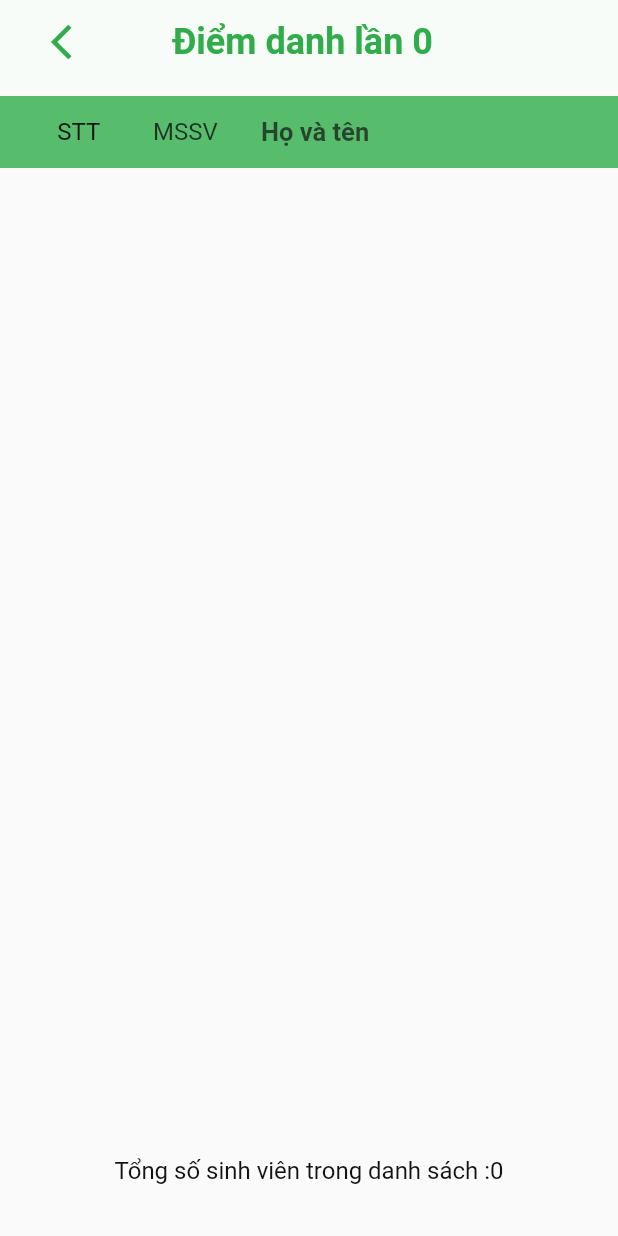
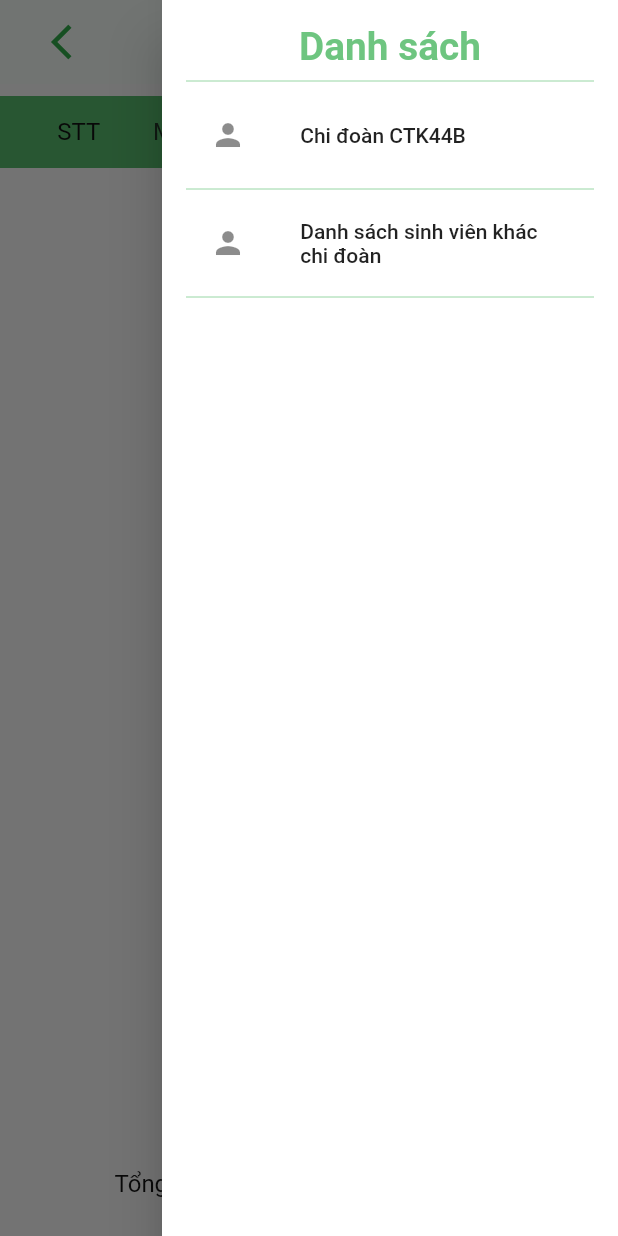
Before and after one commit to dong2022002/checkin-app, a Flutter app: the AdminListHistoryPage screen opened directly with empty values, with the side drawer open (before the commit the screen has no drawer), on a phone screen of 412 x 824 dp. Run offline on Flutter 3.47's test engine with Material 2 defaults, Android fonts, the light colour scheme and no system bars; our stand-ins replace animated_bottom_navigation_bar, flutter_datetime_picker, flutter_html, geolocator, google_fonts, page_transition; missing offline and left inert: flutter_barcode_scanner, flutter_image; network calls fail.

Commit message:
update danh sach diem danh sinh vien khac chi doan

```diff
--- a/lib/components/title_appbar.dart
+++ b/lib/components/title_appbar.dart
@@ -14,8 +14,10 @@ class TitleAppBar extends StatelessWidget {
 
   @override
   Widget build(BuildContext context) {
-    return SizedBox(
-      width: size.width * 0.63,
+    return Container(
+      constraints: BoxConstraints(),
+      padding: EdgeInsets.zero,
+      width: size.width * 0.62,
       child: Text(
         tenSK,
         textAlign: TextAlign.center,
--- a/lib/modules/checkin/checkin_provider/data_checkin.dart
+++ b/lib/modules/checkin/checkin_provider/data_checkin.dart
@@ -5,12 +5,16 @@ import 'package:flutter/cupertino.dart';
 
 class DataCheckin with ChangeNotifier {
   static List<LanDiemDanh> _dsLanDiemDanh = [];
-  static List<Checkin> _dsDiemDanhSK = [];
+  static List<Checkin> _dsDiemDanhSkTrongChiDoan = [];
+  static List<Checkin> _dsDiemDanhSkKhacChiDoan = [];
+
   static int _tongSoLanDiemDanh = 0;
   static Event? _event;
   int get tongSoLanDiemDanh => _tongSoLanDiemDanh;
   List<LanDiemDanh> get dsLanDiemDanh => _dsLanDiemDanh;
-  List<Checkin> get dsDiemDanhSK => _dsDiemDanhSK;
+  List<Checkin> get dsDiemDanhSKTrongChiDoan => _dsDiemDanhSkTrongChiDoan;
+  List<Checkin> get dsDiemDanhSKKhacChiDoan => _dsDiemDanhSkKhacChiDoan;
+
   Event? get event => _event;
 
   setEvent(event) {
@@ -28,8 +32,13 @@ class DataCheckin with ChangeNotifier {
     notifyListeners();
   }
 
-  setDSDiemDanhSK(ds) {
-    _dsDiemDanhSK = ds;
+  setDSDiemDanhSKTrongChiDoan(ds) {
+    _dsDiemDanhSkTrongChiDoan = ds;
+    notifyListeners();
+  }
+
+  setDSDiemDanhSKKhacChiDoan(ds) {
+    _dsDiemDanhSkKhacChiDoan = ds;
     notifyListeners();
   }
 }
--- a/lib/modules/history_checkin/admin_list_history_page.dart
+++ b/lib/modules/history_checkin/admin_list_history_page.dart
@@ -3,14 +3,36 @@ import 'package:checkin_app/components/title_appbar.dart';
 import 'package:checkin_app/core/values/app_color.dart';
 import 'package:checkin_app/core/values/app_style.dart';
 import 'package:checkin_app/models/checkin.dart';
+import 'package:checkin_app/modules/history_checkin/components/drawer/end_drawer_event.dart';
+import 'package:checkin_app/modules/history_checkin/components/item_member.dart';
 import 'package:flutter/material.dart';
 
-class AdminListHistoryPage extends StatelessWidget {
-  const AdminListHistoryPage(
-      {Key? key, required this.lanDiemDanh, required this.dsDiemDanh})
-      : super(key: key);
+class AdminListHistoryPage extends StatefulWidget {
+  const AdminListHistoryPage({
+    Key? key,
+    required this.lanDiemDanh,
+    required this.dsDiemDanhTrongChiDoan,
+    required this.dsDiemDanhKhacChiDoan,
+    required this.isInCheckin,
+  }) : super(key: key);
   final int lanDiemDanh;
-  final List<Checkin> dsDiemDanh;
+  final List<Checkin> dsDiemDanhTrongChiDoan;
+  final List<Checkin> dsDiemDanhKhacChiDoan;
+  final bool isInCheckin;
+
+  @override
+  State<AdminListHistoryPage> createState() => _AdminListHistoryPageState();
+}
+
+class _AdminListHistoryPageState extends State<AdminListHistoryPage> {
+  late List<Checkin> _ds;
+  @override
+  void initState() {
+    widget.isInCheckin
+        ? _ds = widget.dsDiemDanhTrongChiDoan
+        : _ds = widget.dsDiemDanhKhacChiDoan;
+    super.initState();
+  }
 
   @override
   Widget build(BuildContext context) {
@@ -18,14 +40,25 @@ class AdminListHistoryPage extends StatelessWidget {
     int _count = 0;
     Color _color;
     return Scaffold(
+        endDrawer: EndDrawerEvent(
+          listIn: widget.dsDiemDanhTrongChiDoan,
+          listOut: widget.dsDiemDanhKhacChiDoan,
+          lanDiemDanh: widget.lanDiemDanh,
+        ),
         appBar: AppBar(
+          iconTheme: const IconThemeData(color: AppColors.kPrimaryColor),
           backgroundColor: AppColors.kBackgroundColor,
           elevation: 0,
           leading: const IconAppBar(),
-          title: TitleAppBar(size: size, tenSK: "Điểm danh lần $lanDiemDanh"),
+          title: TitleAppBar(
+              size: size, tenSK: "Điểm danh lần ${widget.lanDiemDanh}"),
         ),
         body: Padding(
           padding: const EdgeInsets.symmetric(vertical: 8),
+          child: SingleChildScrollView(
+            scrollDirection: Axis.horizontal,
+            child: SizedBox(
+              width: size.width,
               child: Column(
                 children: [
                   ItemMember(
@@ -34,94 +67,61 @@ class AdminListHistoryPage extends StatelessWidget {
                     stt: 'STT',
                     color: AppColors.kPrimaryColor.withOpacity(.8),
                   ),
-              SingleChildScrollView(
-                child: SizedBox(
+
+                  SizedBox(
                     height: size.height * 0.8,
                     child: ListView.builder(
                       shrinkWrap: true,
-                    itemCount: dsDiemDanh.length,
+                      itemCount: _ds.length,
                       itemBuilder: ((context, index) {
                         _count++;
+
                         (index % 2 == 0)
                             ? _color = Colors.white
                             : _color = AppColors.kPrimaryColor.withOpacity(.2);
                         return ItemMember(
                           stt: _count.toString(),
-                          mssv: dsDiemDanh[index].mssv!,
-                          hoTen: dsDiemDanh[index].hoTen!,
-                          color: _color);
+                          mssv: _ds[index].mssv!,
+                          hoTen: _ds[index].hoTen!,
+                          color: _color,
+                        );
                       }),
                     ),
                   ),
-              ),
+                  // SizedBox(
+                  //   height: size.height * 0.8,
+                  //   child: ListView.builder(
+                  //     shrinkWrap: true,
+                  //     itemCount: 30,
+                  //     itemBuilder: ((context, index) {
+                  //       _count++;
+                  //       (index % 2 == 0)
+                  //           ? _color = Colors.white
+                  //           : _color = AppColors.kPrimaryColor.withOpacity(.2);
+                  //       index = 0;
+                  //       return ItemMember(
+                  //         stt: _count.toString(),
+                  //         mssv: dsDiemDanh[index].mssv!,
+                  //         hoTen: dsDiemDanh[index].hoTen!,
+                  //         color: _color,
+                  //       );
+                  //     }),
+                  //   ),
+                  // ),
+                  SizedBox(height: size.height * 0.01),
                   SizedBox(
                     width: double.infinity,
                     child: Text(
-                  "Tổng số sinh viên trong danh sách :" +
-                      dsDiemDanh.length.toString(),
+                      "Tổng số sinh viên trong danh sách: " +
+                          _ds.length.toString(),
                       style: AppStyles.h5,
                       textAlign: TextAlign.center,
                     ),
                   )
                 ],
               ),
+            ),
+          ),
         ));
   }
 }
-
-class ItemMember extends StatelessWidget {
-  const ItemMember({
-    Key? key,
-    required this.stt,
-    required this.mssv,
-    required this.hoTen,
-    required this.color,
-  }) : super(key: key);
-  final String stt;
-  final String mssv;
-  final String hoTen;
-  final Color color;
-  @override
-  Widget build(BuildContext context) {
-    Size size = MediaQuery.of(context).size;
-    return InkWell(
-      onTap: () {},
-      child: Container(
-        padding: const EdgeInsets.symmetric(horizontal: 32, vertical: 14),
-        decoration: BoxDecoration(color: color),
-        child: Row(
-          mainAxisAlignment: MainAxisAlignment.start,
-          children: [
-            SizedBox(
-              width: size.width * 0.1,
-              child: Text(
-                stt,
-                style: AppStyles.h5,
-                textAlign: TextAlign.center,
-              ),
-            ),
-            const Spacer(),
-            Text(
-              mssv,
-              style: AppStyles.h5.copyWith(
-                color: AppColors.kTextColor.withOpacity(.8),
-              ),
-            ),
-            const Spacer(),
-            SizedBox(
-              width: size.width * 0.5,
-              child: Text(
-                hoTen,
-                style: AppStyles.h5.copyWith(
-                  color: AppColors.kTextColor.withOpacity(.7),
-                  fontSize: 17,
-                  fontWeight: FontWeight.bold,
-                ),
-              ),
-            ),
-          ],
-        ),
-      ),
-    );
-  }
-}
--- /dev/null
+++ b/lib/modules/history_checkin/components/drawer/end_drawer_event.dart
@@ -0,0 +1,102 @@
+import 'package:checkin_app/core/values/app_color.dart';
+import 'package:checkin_app/core/values/app_style.dart';
+import 'package:checkin_app/models/checkin.dart';
+import 'package:checkin_app/route/route_name.dart';
+import 'package:checkin_app/route/router.dart';
+import 'package:flutter/material.dart';
+
+class EndDrawerEvent extends StatelessWidget {
+  const EndDrawerEvent({
+    Key? key,
+    required this.listIn,
+    required this.listOut,
+    required this.lanDiemDanh,
+  }) : super(key: key);
+  final List<Checkin> listIn;
+  final List<Checkin> listOut;
+  final int lanDiemDanh;
+  @override
+  Widget build(BuildContext context) {
+    Size size = MediaQuery.of(context).size;
+    return Drawer(
+      child: Container(
+        decoration: const BoxDecoration(
+          color: AppColors.kPrimaryLightColor,
+        ),
+        child: ListView(
+          padding: const EdgeInsets.all(16),
+          children: [
+            SizedBox(
+              width: double.infinity,
+              child: Text(
+                "Danh sách",
+                textAlign: TextAlign.center,
+                style: AppStyles.h4.copyWith(
+                  fontWeight: FontWeight.bold,
+                  color: AppColors.kPrimaryColor.withOpacity(.7),
+                ),
+              ),
+            ),
+            Divider(
+              color: AppColors.kPrimaryColor.withOpacity(.5),
+            ),
+            ItemDrawer(
+              size: size,
+              icon: Icons.person,
+              text: 'Chi đoàn CTK44B',
+              onPress: () {
+                Navigator.pushReplacementNamed(
+                    context, RouteName.adminListHistoryPage,
+                    arguments: AdminListHistoryPageAR(
+                        lanDiemDanh, listIn, listOut, true));
+              },
+            ),
+            Divider(
+              color: AppColors.kPrimaryColor.withOpacity(.5),
+            ),
+            ItemDrawer(
+              size: size,
+              icon: Icons.person,
+              text: "Danh sách sinh viên khác chi đoàn",
+              onPress: () {
+                Navigator.pushReplacementNamed(
+                    context, RouteName.adminListHistoryPage,
+                    arguments: AdminListHistoryPageAR(
+                        lanDiemDanh, listIn, listOut, false));
+              },
+            ),
+            Divider(
+              color: AppColors.kPrimaryColor.withOpacity(.5),
+            ),
+          ],
+        ),
+      ),
+    );
+  }
+}
+
+class ItemDrawer extends StatelessWidget {
+  const ItemDrawer({
+    Key? key,
+    required this.size,
+    required this.icon,
+    required this.text,
+    required this.onPress,
+  }) : super(key: key);
+
+  final Size size;
+  final IconData icon;
+  final String text;
+  final VoidCallback onPress;
+  @override
+  Widget build(BuildContext context) {
+    return ListTile(
+      leading: Icon(icon),
+      title: Padding(
+        padding: EdgeInsets.symmetric(horizontal: size.width * 0.01),
+        child: Text(text),
+      ),
+      onTap: onPress,
+    );
+  }
+}
--- /dev/null
+++ b/lib/modules/history_checkin/components/item_member.dart
@@ -0,0 +1,61 @@
+import 'package:checkin_app/core/values/app_color.dart';
+import 'package:checkin_app/core/values/app_style.dart';
+import 'package:flutter/material.dart';
+
+class ItemMember extends StatelessWidget {
+  const ItemMember({
+    Key? key,
+    required this.stt,
+    required this.mssv,
+    required this.hoTen,
+    required this.color,
+  }) : super(key: key);
+  final String stt;
+  final String mssv;
+  final String hoTen;
+  final Color color;
+
+  @override
+  Widget build(BuildContext context) {
+    Size size = MediaQuery.of(context).size;
+    return InkWell(
+      onTap: () {},
+      child: Container(
+        padding: const EdgeInsets.symmetric(horizontal: 32, vertical: 14),
+        decoration: BoxDecoration(color: color),
+        child: Row(
+          mainAxisAlignment: MainAxisAlignment.start,
+          children: [
+            SizedBox(
+              width: size.width * 0.1,
+              child: Text(
+                stt,
+                style: AppStyles.h5,
+                textAlign: TextAlign.center,
+              ),
+            ),
+            const Spacer(),
+            Text(
+              mssv,
+              style: AppStyles.h5.copyWith(
+                color: AppColors.kTextColor.withOpacity(.8),
+              ),
+            ),
+            const Spacer(),
+            SizedBox(
+              width: size.width * 0.5,
+              child: Text(
+                hoTen,
+                style: AppStyles.h5.copyWith(
+                  color: AppColors.kTextColor.withOpacity(.7),
+                  fontSize: 17,
+                  fontWeight: FontWeight.bold,
+                ),
+              ),
+            ),
+          ],
+        ),
+      ),
+    );
+  }
+}
--- a/lib/modules/history_checkin/detail_history_checkin.dart
+++ b/lib/modules/history_checkin/detail_history_checkin.dart
@@ -5,6 +5,7 @@ import 'package:checkin_app/core/values/app_style.dart';
 import 'package:checkin_app/modules/auth/auth_provider/user_provider.dart';
 import 'package:checkin_app/modules/checkin/checkin_provider/checkin_provider.dart';
 import 'package:checkin_app/modules/checkin/checkin_provider/data_checkin.dart';
+import 'package:checkin_app/modules/history_checkin/components/drawer/end_drawer_event.dart';
 import 'package:checkin_app/modules/history_checkin/components/lan_diem_danh.dart';
 import 'package:checkin_app/modules/history_checkin/components/status_checkin.dart';
 
@@ -74,6 +75,7 @@ class _DetailHistoryCheckinState extends State<DetailHistoryCheckin> {
     return Consumer<DataCheckin>(builder: ((context, dataCheckin, child) {
       return Scaffold(
           appBar: AppBar(
+            iconTheme: const IconThemeData(color: AppColors.kPrimaryColor),
             backgroundColor: AppColors.kBackgroundColor,
             elevation: 0,
             leading: const IconAppBar(),
@@ -102,8 +104,10 @@ class _DetailHistoryCheckinState extends State<DetailHistoryCheckin> {
                                       .dsLanDiemDanh[index].thoiGianDong!,
                                   lanDiemDanhSK:
                                       dataCheckin.dsLanDiemDanh[index],
-                                  listCheckin: dataCheckin.dsDiemDanhSK,
+                                  listCheckin:
+                                      dataCheckin.dsDiemDanhSKTrongChiDoan,
                                   isAdmin: widget.isAdmin,
+                                  idSuKien: id,
                                 );
                               }),
                             );
--- a/lib/modules/home/root_home_page.dart
+++ b/lib/modules/home/root_home_page.dart
@@ -256,7 +256,7 @@ class _RootPageState extends State<RootPage> {
               .getDanhSachDiemDanhSK(user.user.chiDoanId, code, "all",
                   user.user.hoTen, user.user.mssv, user.user.dienThoai)
               .whenComplete(() {
-            var listCheckin = checkin.dsDiemDanhSK;
+            var listCheckin = checkin.dsDiemDanhSKTrongChiDoan;
             bool statusCheckin = false;
             for (var ck in listCheckin) {
               if (ck.suKienId == code && ck.lanDiemDanh == lanDiemDanh.lanThu) {
--- a/lib/route/router.dart
+++ b/lib/route/router.dart
@@ -40,9 +40,15 @@ class Router {
       case RouteName.adminListHistoryPage:
         return PageTransition(
             child: AdminListHistoryPage(
-                lanDiemDanh:
-                    (settings.arguments as AdminListHistoryPageAR).lanDiemDanh,
-                dsDiemDanh: (settings.arguments as AdminListHistoryPageAR).ds),
+              lanDiemDanh:
+                  (settings.arguments as AdminListHistoryPageAR).lanDiemDanh,
+              dsDiemDanhTrongChiDoan:
+                  (settings.arguments as AdminListHistoryPageAR).dsIn,
+              dsDiemDanhKhacChiDoan:
+                  (settings.arguments as AdminListHistoryPageAR).dsOut,
+              isInCheckin:
+                  (settings.arguments as AdminListHistoryPageAR).isInCheckin,
+            ),
             type: PageTransitionType.fade);
       case RouteName.createEventPage:
         return PageTransition(
@@ -120,6 +126,9 @@ class InfomationEventPageAr {
 
 class AdminListHistoryPageAR {
   late int lanDiemDanh;
-  late List<Checkin> ds;
-  AdminListHistoryPageAR(this.lanDiemDanh, this.ds);
+  late List<Checkin> dsIn;
+  late List<Checkin> dsOut;
+  late bool isInCheckin;
+  AdminListHistoryPageAR(
+      this.lanDiemDanh, this.dsIn, this.dsOut, this.isInCheckin);
 }
```
Also changed, not shown: lib/modules/checkin/checkin_provider/checkin_provider.dart (+13 -5 lines), lib/modules/history_checkin/components/lan_diem_danh.dart (+38 -3 lines), lib/modules/history_checkin/infomation_event_page.dart (+1 -11 lines), lib/modules/home_admin/components/validate_create_event.dart (+1 -38 lines), lib/modules/profile/profile_admin_page.dart (+10 -10 lines). Lines whose indentation alone changed are shown as unchanged.
